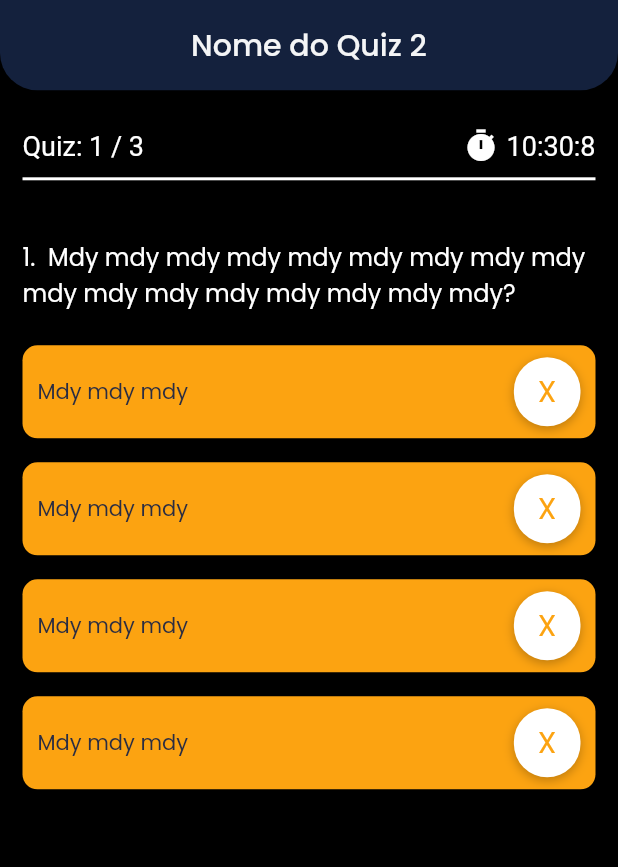
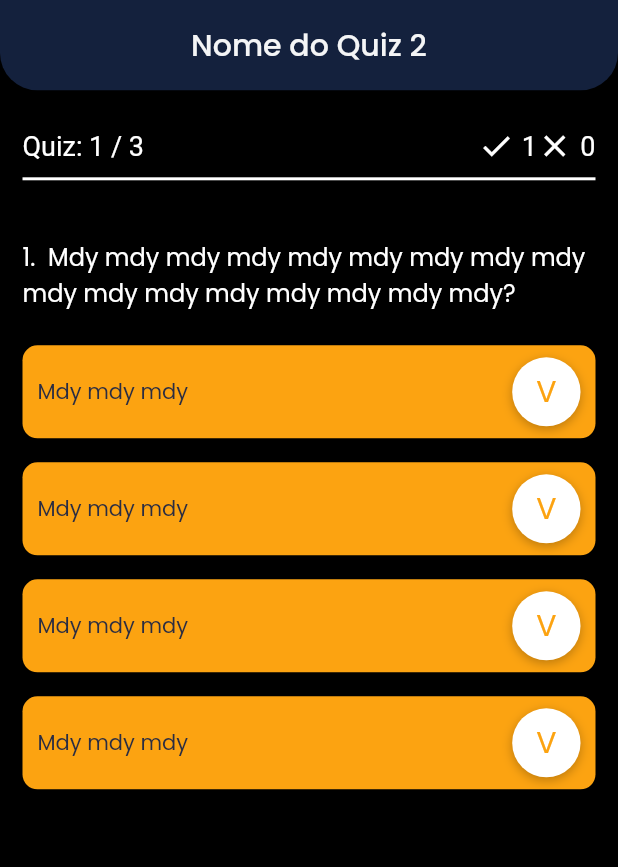
Before and after one commit to guilhermedacruzz/quiz_tati, a Flutter app: the screen it shows after launch, after a tap on an icon or button, on a phone screen of 412 x 824 dp. Shown: the top 867 px of the screen. Run offline on Flutter 3.47's test engine with Material 2 defaults, Android fonts, the phone set to English and light mode, and no system bars.

Commit message:
fazendo a contagem de erros e aceetos

```diff
--- a/lib/main.dart
+++ b/lib/main.dart
@@ -61,11 +61,22 @@ class _BodyState extends State<Body> {
   StatusQuiz statusQuiz = StatusQuiz.running;
   String optionSelected = "";
 
+  Map results = {
+    "hits":0,
+    "mistakes":0
+  };
+
   void selectQuestion(String option) {
     if (statusQuestion == StatusQuestion.wainting) {
       setState(() {
         optionSelected = option;
         statusQuestion = StatusQuestion.answered;
+        if(optionSelected == questions[currentQuestion].correct) {
+          results["hits"] += 1;
+        }
+        else {
+          results["mistakes"] += 1;
+        }
       });
     }
   }
@@ -96,6 +107,8 @@ class _BodyState extends State<Body> {
           QuizBar(
             current: currentQuestion + 1,
             max: questions.length,
+            hits: results["hits"],
+            mistakes: results["mistakes"],
           ),
           const Divider(
             height: 20,
--- a/lib/widgets/option.dart
+++ b/lib/widgets/option.dart
@@ -4,10 +4,7 @@ class OptionNormal extends StatelessWidget {
   final String option;
   final String index;
 
-  const OptionNormal(
-      {Key? key,
-      required this.option,
-      required this.index})
+  const OptionNormal({Key? key, required this.option, required this.index})
       : super(key: key);
 
   @override
@@ -52,7 +49,9 @@ class OptionSelected extends StatelessWidget {
   final String option;
   final bool isCorrect;
 
-  const OptionSelected({Key? key, required this.option, required this.isCorrect }) : super(key: key);
+  const OptionSelected(
+      {Key? key, required this.option, required this.isCorrect})
+      : super(key: key);
 
   @override
   Widget build(BuildContext context) {
@@ -80,7 +79,7 @@ class OptionSelected extends StatelessWidget {
             ],
           ),
           child: Text(
-            isCorrect ? "X":"V",
+            isCorrect ? "V" : "X",
             style: const TextStyle(
               color: Color(0xfffca311),
               fontSize: 20,
@@ -119,10 +118,12 @@ class Option extends StatelessWidget {
         margin: const EdgeInsets.symmetric(horizontal: 0, vertical: 8),
         width: double.infinity,
         decoration: BoxDecoration(
-          color: isSelected ?const Color(0xfffca311):const Color(0xffffffff),
+          color: isSelected ? const Color(0xfffca311) : const Color(0xffffffff),
           borderRadius: BorderRadius.circular(10),
         ),
-        child: isSelected ? OptionSelected(option: option, isCorrect: isCorrect):OptionNormal(option: option, index: index)
+        child: isSelected
+            ? OptionSelected(option: option, isCorrect: isCorrect)
+            : OptionNormal(option: option, index: index),
       ),
     );
   }
--- a/lib/widgets/quizBar.dart
+++ b/lib/widgets/quizBar.dart
@@ -4,8 +4,10 @@ class QuizBar extends StatelessWidget {
   final DateTime now = DateTime.now();
   final int current;
   final int max;
+  final int hits;
+  final int mistakes;
 
-  QuizBar({Key? key, required this.current, required this.max})
+  QuizBar({Key? key, required this.current, required this.max, required this.hits, required this.mistakes })
       : super(key: key);
 
   @override
@@ -22,12 +24,20 @@ class QuizBar extends StatelessWidget {
           Row(
             children: [
               const Icon(
-                Icons.timer,
+                Icons.done,
                 color: Color(0xffffffff),
               ),
               const SizedBox(width: 5),
               Text(
-                '${now.hour}:${now.minute}:${now.second}',
+                '$hits',
+              ),
+              const Icon(
+                Icons.close,
+                color: Color(0xffffffff),
+              ),
+              const SizedBox(width: 5),
+              Text(
+                '$mistakes',
               ),
             ],
           )
```
